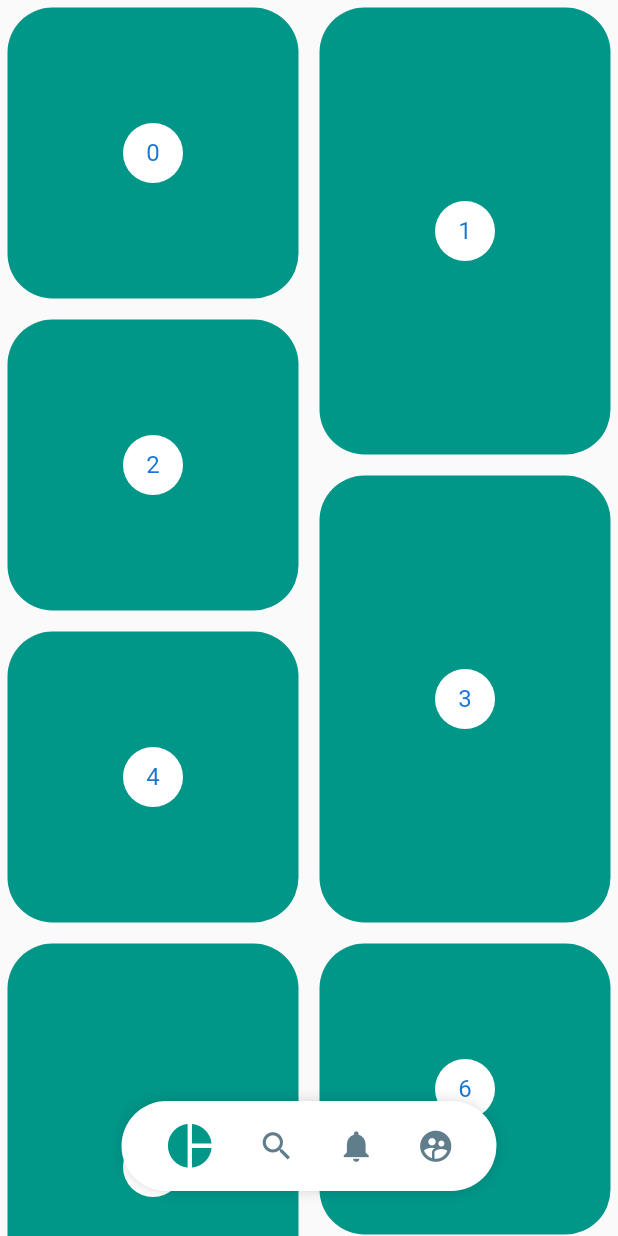
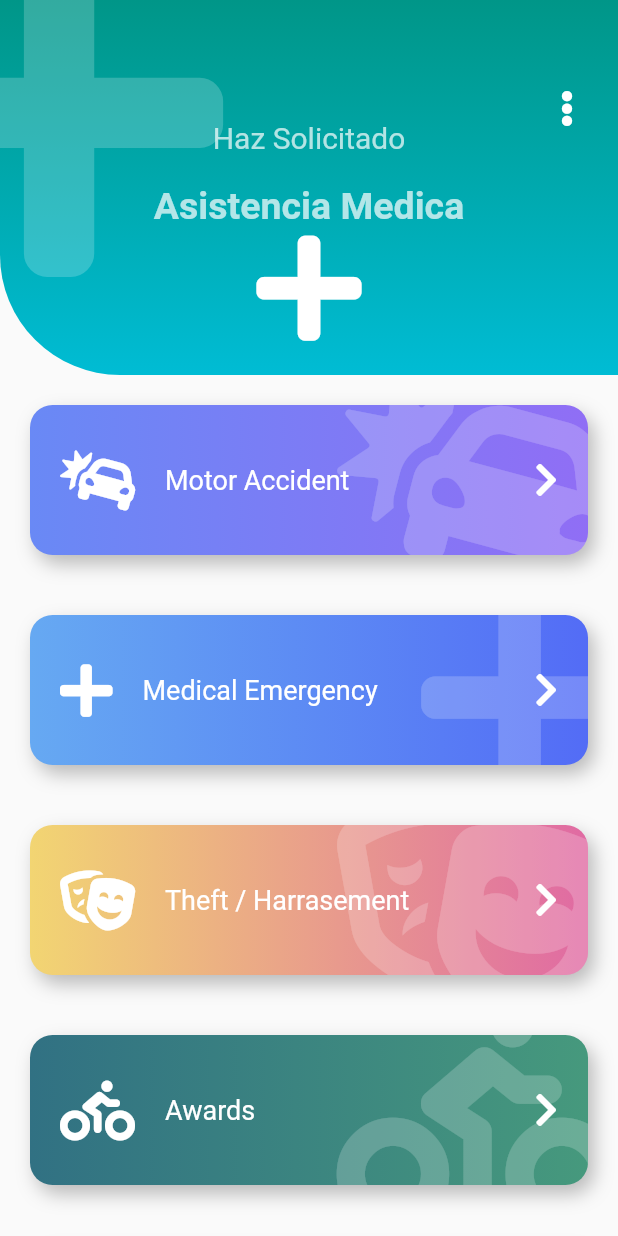
Before and after one commit to joseluisseg05/c_u_f_disenio_1, a Flutter app: the screen it shows after launch, on a phone screen of 412 x 824 dp. Run offline on Flutter 3.47's test engine with Material 2 defaults, Android fonts, the phone set to English and light mode, and no system bars; our stand-ins replace animate_do, flutter_svg, font_awesome_flutter.

Commit message:
Pagina emergency

```diff
--- a/lib/main.dart
+++ b/lib/main.dart
@@ -4,7 +4,8 @@
 //import 'package:app_disenios_custom/src/pages/home_page.dart';
 //import 'package:app_disenios_custom/src/labs/slidershow_page.dart';
 //import 'package:app_disenios_custom/src/retos/cuadrado_animado_page.dart';
-import 'package:app_disenios_custom/src/pages/pinterest_page.dart';
+import 'package:app_disenios_custom/src/pages/emergency_page.dart';
+//import 'package:app_disenios_custom/src/pages/pinterest_page.dart';
 //import 'package:app_disenios_custom/src/pages/slideshow_page.dart';
 import 'package:flutter/material.dart';
 
@@ -16,7 +17,7 @@ class MyApp extends StatelessWidget {
     return MaterialApp(
       debugShowCheckedModeBanner: false,
       title: 'Diseños 1',
-      home: PinterestPage(),
+      home: EmergencyPage(),
     );
   }
 }
--- /dev/null
+++ b/lib/src/pages/emergency_page.dart
@@ -0,0 +1,143 @@
+import 'package:animate_do/animate_do.dart';
+import 'package:app_disenios_custom/src/widgets/boton_grad.dart';
+import 'package:app_disenios_custom/src/widgets/header_cua_wdg.dart';
+import 'package:flutter/material.dart';
+import 'package:font_awesome_flutter/font_awesome_flutter.dart';
+//import 'package:animate_do/animate_do.dart';
+
+class ItemBoton {
+  final IconData icon;
+  final String texto;
+  final Color color1;
+  final Color color2;
+
+  ItemBoton(this.icon, this.texto, this.color1, this.color2);
+}
+
+class EmergencyPage extends StatelessWidget {
+  @override
+  Widget build(BuildContext context) {
+    final items = <ItemBoton>[
+      new ItemBoton(FontAwesomeIcons.carCrash, 'Motor Accident',
+          Color(0xff6989F5), Color(0xff906EF5)),
+      new ItemBoton(FontAwesomeIcons.plus, 'Medical Emergency',
+          Color(0xff66A9F2), Color(0xff536CF6)),
+      new ItemBoton(FontAwesomeIcons.theaterMasks, 'Theft / Harrasement',
+          Color(0xffF2D572), Color(0xffE06AA3)),
+      new ItemBoton(FontAwesomeIcons.biking, 'Awards', Color(0xff317183),
+          Color(0xff46997D)),
+      new ItemBoton(FontAwesomeIcons.carCrash, 'Motor Accident',
+          Color(0xff6989F5), Color(0xff906EF5)),
+      new ItemBoton(FontAwesomeIcons.plus, 'Medical Emergency',
+          Color(0xff66A9F2), Color(0xff536CF6)),
+      new ItemBoton(FontAwesomeIcons.theaterMasks, 'Theft / Harrasement',
+          Color(0xffF2D572), Color(0xffE06AA3)),
+      new ItemBoton(FontAwesomeIcons.biking, 'Awards', Color(0xff317183),
+          Color(0xff46997D)),
+      new ItemBoton(FontAwesomeIcons.carCrash, 'Motor Accident',
+          Color(0xff6989F5), Color(0xff906EF5)),
+      new ItemBoton(FontAwesomeIcons.plus, 'Medical Emergency',
+          Color(0xff66A9F2), Color(0xff536CF6)),
+      new ItemBoton(FontAwesomeIcons.theaterMasks, 'Theft / Harrasement',
+          Color(0xffF2D572), Color(0xffE06AA3)),
+      new ItemBoton(FontAwesomeIcons.biking, 'Awards', Color(0xff317183),
+          Color(0xff46997D)),
+    ];
+
+    //Mapear de la lista las propiedades del boton
+    List<Widget> itemMap = items
+        .map(
+          (item) => FadeInLeftBig(
+            duration: Duration(milliseconds: 800),
+            child: BotonGradiente(
+              icon: item.icon,
+              texto: item.texto,
+              color1: item.color1,
+              color2: item.color2,
+              primario: Colors.white,
+              onPress: () {
+                print('CLick');
+              },
+            ),
+          ),
+        )
+        .toList();
+
+    return Scaffold(
+      //body: PageHeader(),
+
+      body: Stack(
+        children: [
+          Container(
+            margin: EdgeInsets.only(top: 200.0),
+            child: ListView(
+              physics: BouncingScrollPhysics(),
+              children: [
+                SizedBox(height: 50.0),
+                ...itemMap, //agregar la lista
+              ],
+            ),
+          ),
+          _Encabezado()
+        ],
+      ),
+    );
+  }
+}
+
+class _Encabezado extends StatelessWidget {
+  @override
+  Widget build(BuildContext context) {
+    return Stack(
+      children: [
+        IconHeader(
+          icon: FontAwesomeIcons.plus,
+          titulo: 'Asistencia Medica',
+          subtitulo: 'Haz Solicitado',
+          primario: Colors.white,
+        ),
+        Positioned(
+          right: -10,
+          top: 45,
+          child: RawMaterialButton(
+            onPressed: () {},
+            shape: CircleBorder(),
+            padding: EdgeInsets.all(15.0),
+            child: FaIcon(
+              FontAwesomeIcons.ellipsisV,
+              color: Colors.white,
+            ),
+          ),
+        )
+      ],
+    );
+  }
+}
+
+class Boton extends StatelessWidget {
+  @override
+  Widget build(BuildContext context) {
+    return BotonGradiente(
+      icon: FontAwesomeIcons.carCrash,
+      texto: 'Este es un texto',
+      primario: Colors.white,
+      onPress: () {
+        print('Click');
+      },
+    );
+  }
+}
+
+class PageHeader extends StatelessWidget {
+  @override
+  Widget build(BuildContext context) {
+    return IconHeader(
+      icon: FontAwesomeIcons.plusCircle,
+      titulo: 'Asistencia Medica',
+      subtitulo: 'Haz Solicitado',
+      primario: Colors.white,
+      color1: Colors.teal[800],
+      color2: Colors.teal,
+    );
+  }
+}
--- /dev/null
+++ b/lib/src/widgets/boton_grad.dart
@@ -0,0 +1,120 @@
+import 'package:flutter/material.dart';
+import 'package:font_awesome_flutter/font_awesome_flutter.dart';
+
+class BotonGradiente extends StatelessWidget {
+  final IconData icon;
+  final String texto;
+  final Color primario;
+  final Color color1;
+  final Color color2;
+  final Function onPress;
+
+  BotonGradiente({
+    @required this.icon,
+    @required this.texto,
+    @required this.primario,
+    @required this.onPress,
+    this.color1 = Colors.cyan,
+    this.color2 = Colors.teal,
+  });
+  @override
+  Widget build(BuildContext context) {
+    return InkWell(
+      onTap: this.onPress,
+      child: Stack(
+        children: [
+          _BotonGradibackground(
+            icon: this.icon,
+            color1: this.color1,
+            color2: this.color2,
+            primario: this.primario,
+          ),
+          Row(
+            mainAxisAlignment: MainAxisAlignment.center,
+            children: [
+              SizedBox(height: 140.0, width: 40.0),
+              FaIcon(
+                this.icon,
+                size: 40.0,
+                color: this.primario,
+              ),
+              SizedBox(width: 20.0),
+              Expanded(
+                child: Text(
+                  this.texto,
+                  style: TextStyle(
+                    color: this.primario,
+                    fontSize: 18,
+                  ),
+                ),
+              ),
+              FaIcon(
+                FontAwesomeIcons.chevronRight,
+                size: 25.0,
+                color: this.primario,
+              ),
+              SizedBox(width: 40.0),
+            ],
+          )
+        ],
+      ),
+    );
+  }
+}
+
+class _BotonGradibackground extends StatelessWidget {
+  final IconData icon;
+  final Color color1;
+  final Color color2;
+  final Color primario;
+
+  _BotonGradibackground({
+    Key key,
+    this.color1,
+    this.color2,
+    this.icon,
+    this.primario,
+  });
+
+  @override
+  Widget build(BuildContext context) {
+    return Container(
+      width: double.infinity,
+      height: 100.0,
+      margin: EdgeInsets.all(20.0),
+      decoration: BoxDecoration(
+        color: Colors.teal,
+        boxShadow: [
+          BoxShadow(
+            color: Colors.black26,
+            offset: Offset(4, 6),
+            blurRadius: 10.0,
+          )
+        ],
+        borderRadius: BorderRadius.circular(15.0),
+        gradient: LinearGradient(
+          colors: [
+            this.color1,
+            this.color2,
+          ],
+        ),
+      ),
+      child: ClipRRect(
+        borderRadius: BorderRadius.circular(15.0),
+        child: Stack(
+          children: [
+            Positioned(
+              right: -20,
+              top: -20,
+              child: FaIcon(
+                this.icon,
+                size: 150.0,
+                color: this.primario.withOpacity(0.2),
+              ),
+            )
+          ],
+        ),
+      ),
+    );
+  }
+}
--- a/lib/src/widgets/header_cua_wdg.dart
+++ b/lib/src/widgets/header_cua_wdg.dart
@@ -1,4 +1,5 @@
 import 'package:flutter/material.dart';
+import 'package:font_awesome_flutter/font_awesome_flutter.dart';
 
 class HeaderCuadrado extends StatelessWidget {
   @override
@@ -303,3 +304,93 @@ class _OlaGradiPainter extends CustomPainter {
     return true;
   }
 }
+
+class IconHeader extends StatelessWidget {
+  final IconData icon;
+  final String titulo;
+  final String subtitulo;
+  final Color color1;
+  final Color color2;
+  final Color primario;
+
+  IconHeader({
+    @required this.icon,
+    @required this.titulo,
+    @required this.subtitulo,
+    @required this.primario,
+    this.color1 = Colors.teal,
+    this.color2 = Colors.cyan,
+  });
+
+  @override
+  Widget build(BuildContext context) {
+    final Color color = this.primario.withOpacity(0.7);
+    return Stack(
+      children: [
+        _IconHeaderBackground(color1: this.color1, color2: this.color2),
+        Positioned(
+          top: -50.0,
+          left: -70.0,
+          child: FaIcon(
+            this.icon,
+            size: 250.0,
+            color: this.primario.withOpacity(0.2),
+          ),
+        ),
+        Column(
+          children: [
+            SizedBox(height: 80.0, width: double.infinity),
+            Text(
+              this.subtitulo,
+              style: TextStyle(fontSize: 20.0, color: color),
+            ),
+            SizedBox(height: 20.0),
+            Text(
+              this.titulo,
+              style: TextStyle(
+                fontSize: 25.0,
+                fontWeight: FontWeight.bold,
+                color: color,
+              ),
+            ),
+            FaIcon(
+              this.icon,
+              size: 80.0,
+              color: this.primario,
+            ),
+          ],
+        )
+      ],
+    );
+  }
+}
+
+class _IconHeaderBackground extends StatelessWidget {
+  final Color color1;
+  final Color color2;
+
+  _IconHeaderBackground({
+    Key key,
+    @required this.color1,
+    @required this.color2,
+  });
+
+  @override
+  Widget build(BuildContext context) {
+    return Container(
+      width: double.infinity,
+      height: 250.0,
+      decoration: BoxDecoration(
+        borderRadius: BorderRadius.only(bottomLeft: Radius.circular(80)),
+        gradient: LinearGradient(
+          begin: Alignment.topCenter,
+          end: Alignment.bottomCenter,
+          colors: [
+            this.color1,
+            this.color2,
+          ],
+        ),
+      ),
+    );
+  }
+}
--- a/pubspec.yaml
+++ b/pubspec.yaml
@@ -31,6 +31,8 @@ dependencies:
   flutter_svg: ^0.17.3+1
   provider: ^4.3.2+2
   flutter_staggered_grid_view: ^0.3.2
+  font_awesome_flutter: ^8.10.0
+  animate_do:
 
 dev_dependencies:
   flutter_test:
```
Also changed, not shown: pubspec.lock.
